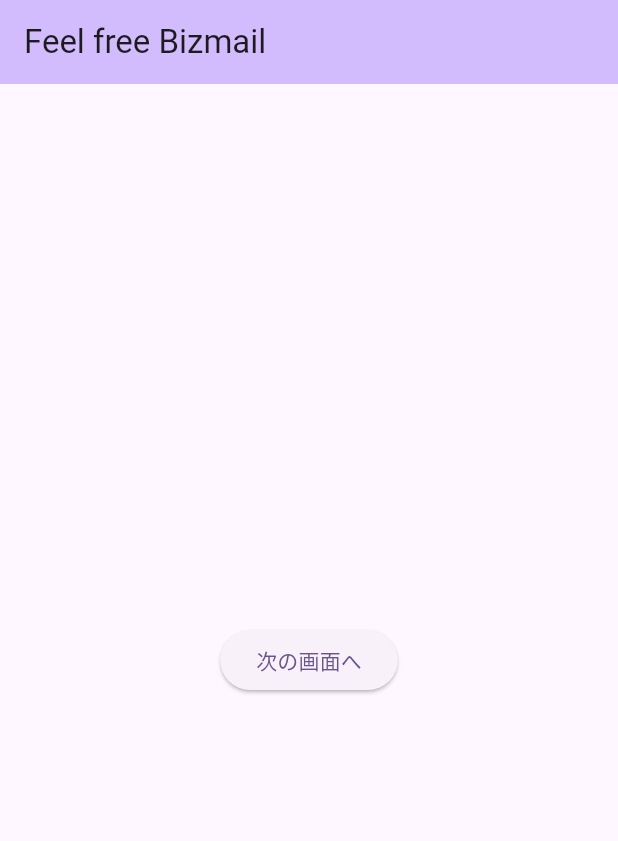
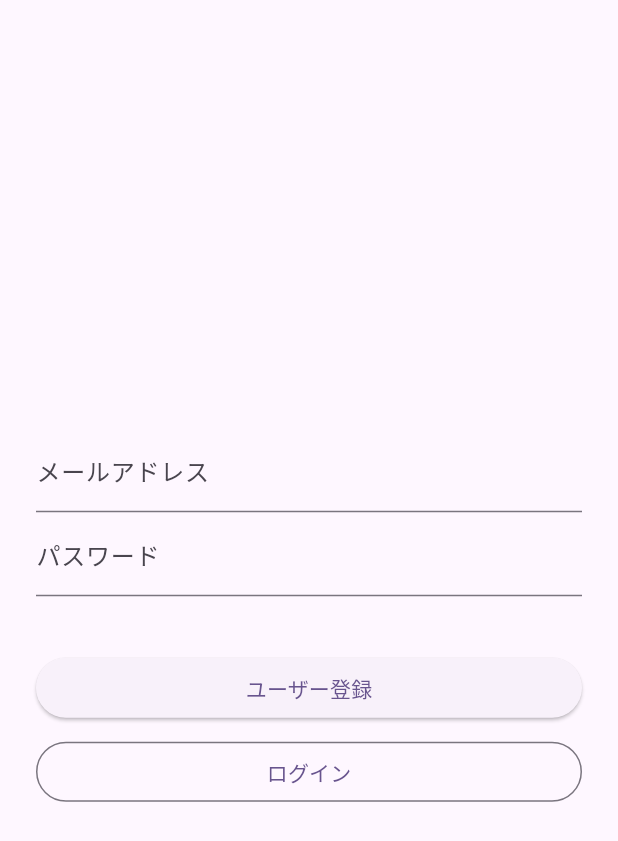
Before and after one commit to torusa0603/feel_free_bizmail, a Flutter app: the screen it shows after launch, on a phone screen of 412 x 824 dp. Shown: the top 841 px of the screen. Run offline on Flutter 3.47's test engine with Material 3 defaults, Android fonts, the phone set to English and light mode, and no system bars; our stand-ins replace firebase_auth, flutter_hooks, google_generative_ai, hooks_riverpod; accounts and stored records are empty.

Commit message:
ログイン機能デモ実装

```diff
--- a/lib/Acount/acount.dart
+++ b/lib/Acount/acount.dart
@@ -1,6 +1,8 @@
 import 'package:flutter/material.dart';
 import 'package:hooks_riverpod/hooks_riverpod.dart';
+import 'package:flutter_hooks/flutter_hooks.dart';
 import 'package:feel_free_bizmail/format/format.dart';
+import 'package:firebase_auth/firebase_auth.dart';
 
 class AcountPage extends HookConsumerWidget {
   const AcountPage({super.key, required this.title});
@@ -8,15 +10,51 @@ class AcountPage extends HookConsumerWidget {
 
   @override
   Widget build(BuildContext context, WidgetRef ref) {
+    var stateEmail = useState("");
+    var statePassword = useState("");
+    var stateInfomag = useState("");
+
     return Scaffold(
-      appBar: AppBar(
-        backgroundColor: Theme.of(context).colorScheme.inversePrimary,
-        title: Text(title),
+      body: Center(
+        child: Container(
+          padding: const EdgeInsets.all(24),
+          child: Column(
+            mainAxisAlignment: MainAxisAlignment.center,
+            children: <Widget>[
+              // メールアドレス入力
+              TextFormField(
+                  decoration: const InputDecoration(labelText: 'メールアドレス'),
+                  onChanged: (String value) {
+                    stateEmail.value = value;
+                  }),
+              // パスワード入力
+              TextFormField(
+                decoration: const InputDecoration(labelText: 'パスワード'),
+                obscureText: true,
+                onChanged: (String value) {
+                  statePassword.value = value;
+                },
               ),
-      body: Center(
+              Container(
+                padding: const EdgeInsets.all(8),
+                // メッセージ表示
+                child: Text(stateInfomag.value),
+              ),
+              SizedBox(
+                width: double.infinity,
+                // ユーザー登録ボタン
                 child: ElevatedButton(
-          child: const Text("次の画面へ"),
-          onPressed: () {
+                  child: const Text('ユーザー登録'),
+                  onPressed: () async {
+                    try {
+                      // メール/パスワードでユーザー登録
+                      final FirebaseAuth auth = FirebaseAuth.instance;
+                      await auth.createUserWithEmailAndPassword(
+                        email: stateEmail.value,
+                        password: statePassword.value,
+                      );
+                      // ユーザー登録に成功した場合
+                      if (context.mounted) {
                         Navigator.push(
                           context,
                           MaterialPageRoute(
@@ -25,7 +63,48 @@ class AcountPage extends HookConsumerWidget {
                             ),
                           ),
                         );
+                      }
+                    } catch (e) {
+                      // ユーザー登録に失敗した場合
+                      stateInfomag.value = "登録に失敗しました：${e.toString()}";
+                    }
                   },
+                ),
+              ),
+              const SizedBox(height: 8),
+              SizedBox(
+                width: double.infinity,
+                // ログイン登録ボタン
+                child: OutlinedButton(
+                  child: const Text('ログイン'),
+                  onPressed: () async {
+                    try {
+                      // メール/パスワードでログイン
+                      final FirebaseAuth auth = FirebaseAuth.instance;
+                      await auth.signInWithEmailAndPassword(
+                        email: stateEmail.value,
+                        password: statePassword.value,
+                      );
+                      // ログインに成功した場合
+                      // チャット画面に遷移＋ログイン画面を破棄
+                      if (context.mounted) {
+                        Navigator.push(
+                          context,
+                          MaterialPageRoute(
+                            builder: (context) => const FormatPage(
+                              title: 'Feel free Bizmail',
+                            ),
+                          ),
+                        );
+                      }
+                    } catch (e) {
+                      stateInfomag.value = "ログインに失敗しました：${e.toString()}";
+                    }
+                  },
+                ),
+              ),
+            ],
+          ),
         ),
       ),
     );
--- a/pubspec.yaml
+++ b/pubspec.yaml
@@ -39,6 +39,8 @@ dependencies:
   # The following adds the Cupertino Icons font to your application.
   # Use with the CupertinoIcons class for iOS style icons.
   cupertino_icons: ^1.0.6
+  firebase_core: ^3.4.0
+  firebase_auth: ^5.2.0
 
 dev_dependencies:
   flutter_test:
```
Also changed, not shown: 1 other file. Lines whose indentation alone changed are shown as unchanged.
